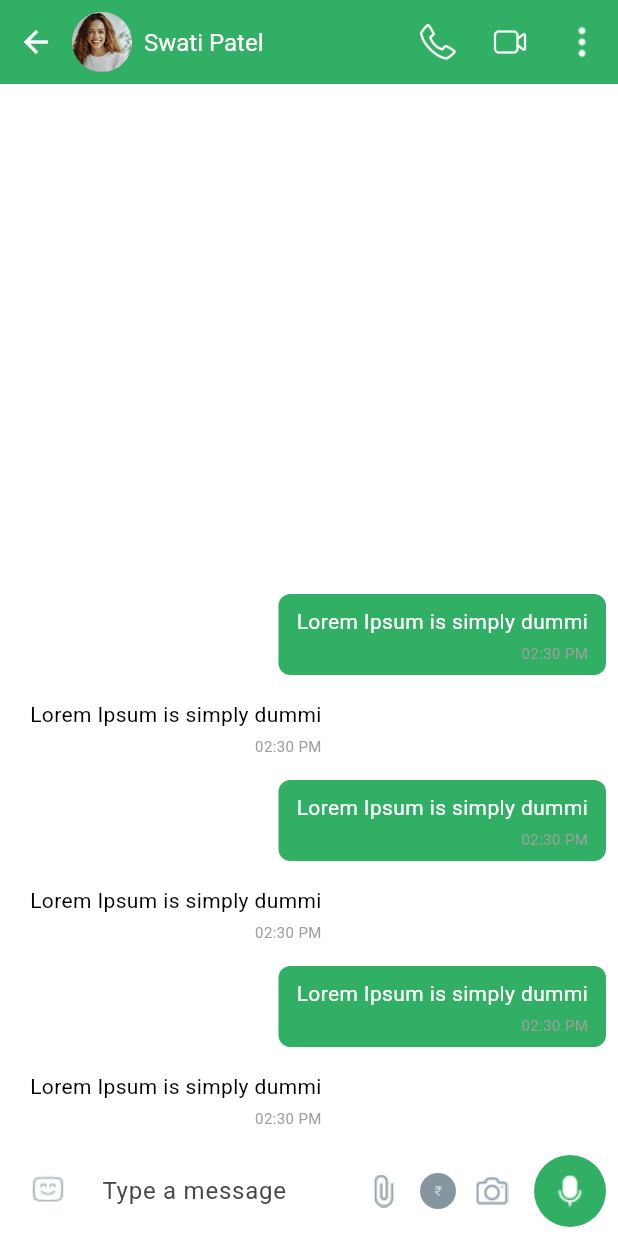
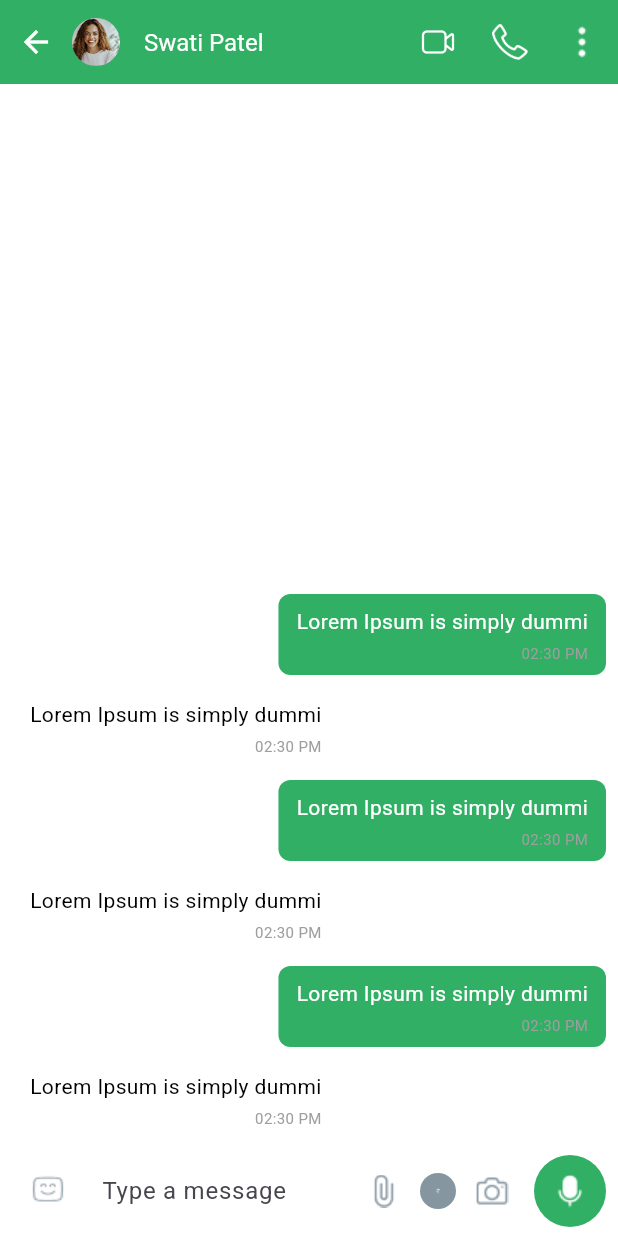
Before and after one commit to Jayskp/Get-Access, a Flutter app: the Messages screen opened directly, on a phone screen of 412 x 824 dp. Run offline on Flutter 3.47's test engine with Material 3 defaults, Android fonts, the phone set to English and light mode, and no system bars; our stand-ins replace dotted_border, emoji_picker_flutter, file_picker, google_fonts, image_picker, pin_code_fields.

Commit message:
Design update

```diff
--- a/lib/messages.dart
+++ b/lib/messages.dart
@@ -1,4 +1,6 @@
 import 'package:flutter/material.dart';
+
+import 'Payment.dart';
 
 class Messages extends StatefulWidget {
   const Messages({super.key});
@@ -66,7 +68,8 @@ class _MessagesState extends State<Messages> {
   }
 
   Widget _buildMessageBubble(Map<String, dynamic> data) {
-    final bubbleColor = data['isSent'] ? Color.fromRGBO(49, 175, 100, 1) : Colors.white;
+    final bubbleColor =
+        data['isSent'] ? Color.fromRGBO(49, 175, 100, 1) : Colors.white;
     final align = data['isSent'] ? Alignment.centerRight : Alignment.centerLeft;
     return Align(
       alignment: align,
@@ -82,7 +85,10 @@ class _MessagesState extends State<Messages> {
           children: [
             Text(
               data['message'],
-              style: TextStyle(fontSize: 14, color: data['isSent'] ? Colors.white: Colors.black),
+              style: TextStyle(
+                fontSize: 14,
+                color: data['isSent'] ? Colors.white : Colors.black,
+              ),
             ),
             const SizedBox(height: 4),
             Text(
@@ -130,6 +136,7 @@ class _MessagesState extends State<Messages> {
             ),
           ),
           Container(
+            padding: EdgeInsets.all(2),
             height: 24,
             width: 24,
             decoration: const BoxDecoration(
@@ -137,10 +144,13 @@ class _MessagesState extends State<Messages> {
               shape: BoxShape.circle,
             ),
             child: IconButton(
-              onPressed: () {},
-              icon: Image.asset(
-                'assets/images/icons/money.png',
-              ),
+              onPressed: () {
+                Navigator.push(
+                  context,
+                  MaterialPageRoute(builder: (context) => MakePayment()),
+                );
+              },
+              icon: Image.asset('assets/images/icons/money.png'),
             ),
           ),
           IconButton(
@@ -190,7 +200,7 @@ class _MessagesState extends State<Messages> {
               },
             ),
             CircleAvatar(
-              radius: 20,
+              radius: 16,
               backgroundImage: const AssetImage('assets/images/avatar1.png'),
               backgroundColor: Colors.grey,
             ),
@@ -204,7 +214,7 @@ class _MessagesState extends State<Messages> {
           IconButton(
             onPressed: () {},
             icon: Image.asset(
-              'assets/images/icons/phone2.png',
+              'assets/images/icons/videocall.png',
               width: 24,
               height: 24,
               color: Colors.white,
@@ -213,7 +223,7 @@ class _MessagesState extends State<Messages> {
           IconButton(
             onPressed: () {},
             icon: Image.asset(
-              'assets/images/icons/videocall.png',
+              'assets/images/icons/phone2.png',
               width: 24,
               height: 24,
               color: Colors.white,
```
Also changed, not shown: lib/notification.dart (+8 -9 lines).
